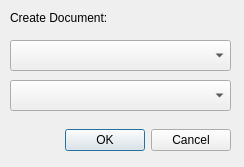
First picture: the form in ui/createdocument.ui, repository thuswa/subdms, before the edit.
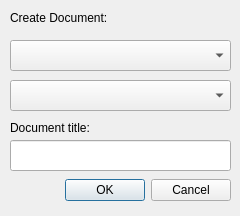
Second picture: the form after the edit.

```diff
--- a/ui/createdocument.ui
+++ b/ui/createdocument.ui
@@ -9,8 +9,8 @@
    <rect>
     <x>0</x>
     <y>0</y>
-    <width>244</width>
-    <height>167</height>
+    <width>240</width>
+    <height>216</height>
    </rect>
   </property>
   <property name="windowTitle">
@@ -20,7 +20,7 @@
    <property name="geometry">
     <rect>
      <x>20</x>
-     <y>120</y>
+     <y>170</y>
      <width>211</width>
      <height>41</height>
     </rect>
@@ -65,6 +65,29 @@
     </rect>
    </property>
   </widget>
+  <widget class="QLineEdit" name="document_title">
+   <property name="geometry">
+    <rect>
+     <x>10</x>
+     <y>140</y>
+     <width>221</width>
+     <height>31</height>
+    </rect>
+   </property>
+  </widget>
+  <widget class="QLabel" name="label_2">
+   <property name="geometry">
+    <rect>
+     <x>10</x>
+     <y>120</y>
+     <width>91</width>
+     <height>16</height>
+    </rect>
+   </property>
+   <property name="text">
+    <string>Document title:</string>
+   </property>
+  </widget>
  </widget>
  <resources/>
  <connections>
```
Left out of the diff: 16 changed lines with no effect on the pictures.
